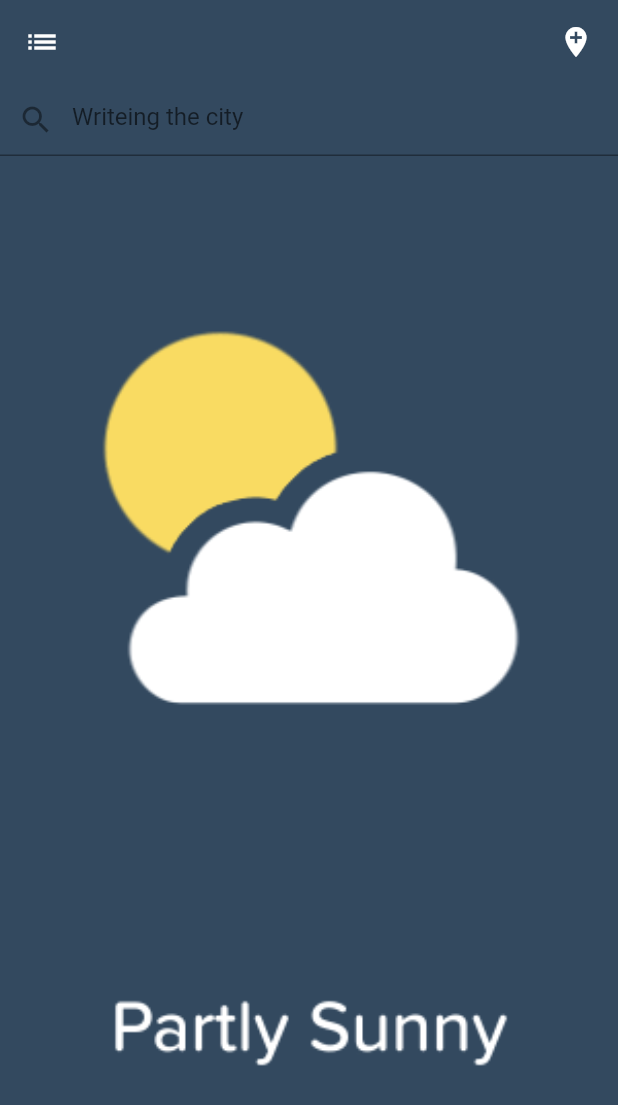
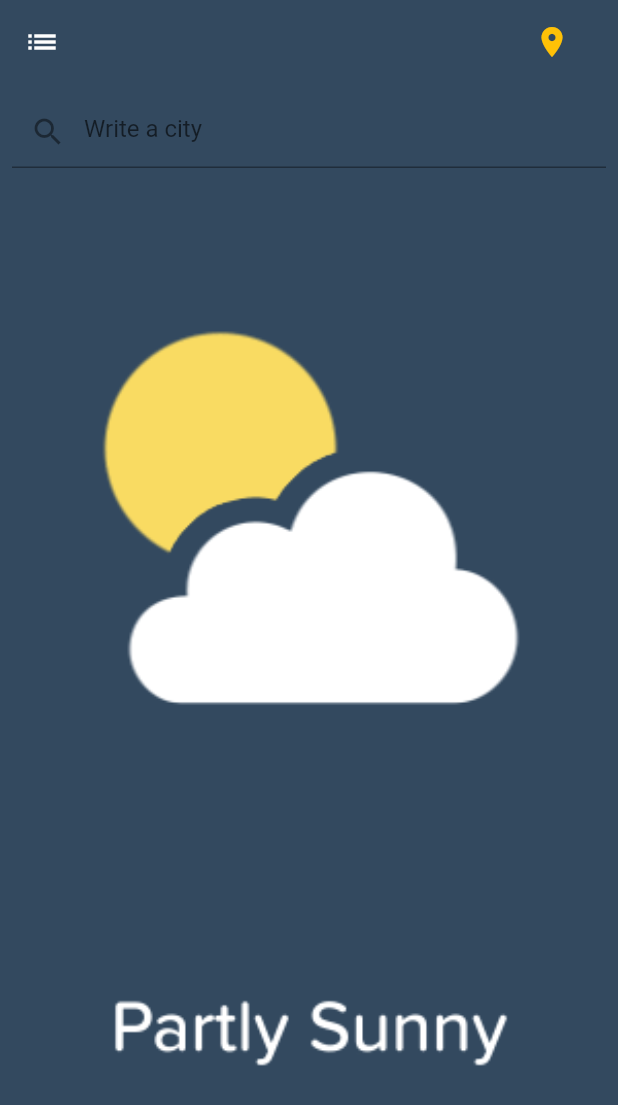
Before and after one commit to djamelzerrouki/Weather-Flutter, a Flutter app: the screen it shows after launch, on a phone screen of 412 x 824 dp. Shown: the top 1105 px of the screen. Run offline on Flutter 3.47's test engine with Material 2 defaults, Android fonts, the light colour scheme and no system bars.

Commit message:
reselt untitled.gif

```diff
--- a/lib/main.dart
+++ b/lib/main.dart
@@ -9,6 +9,7 @@ class MyApp extends StatelessWidget {
   @override
   Widget build(BuildContext context) {
     return MaterialApp(
+      debugShowCheckedModeBanner:false ,
        title: 'Flutter Demo',
       theme: ThemeData(
         primarySwatch: Colors.amber,
@@ -48,16 +49,27 @@ class _MyHomePageState extends State<MyHomePage> {
             mainAxisAlignment: MainAxisAlignment.end,
 
             children: <Widget>[
+              IconButton(
+                  icon: Row(
+                    children: <Widget>[
                       Icon(
-                Icons.add_location,
-                color: Colors.white,
+                          Icons.location_on,
+                          color: Colors.amber,
                         ),
+
+
+                    ],
+                  ),
+                  onPressed: () {
+                    Navigator.push(context, MaterialPageRoute(builder: (context)=>WeatherPage(city: city,)));
+                  }),
               Text('$city',
-              style: TextStyle(color: Colors.white),),
+              style: TextStyle(color: Colors.amber),),
             ],
           ),
           centerTitle: true,
           leading: IconButton(
+
               icon: Icon(
                 Icons.list,
                 color: Colors.white,
@@ -69,11 +81,12 @@ class _MyHomePageState extends State<MyHomePage> {
         body:  Column(
           children: <Widget>[
 
-               TextField(
+               Padding(
+                 padding: const EdgeInsets.all(8.0),
+                 child: TextField(
 style: TextStyle(color: Colors.white),
-                decoration:InputDecoration(hintText: "Writeing the city",
+                  decoration:InputDecoration(hintText: "Write a city",
                     prefixIcon: Icon(Icons.search),
-
                   ),
 
                      onEditingComplete: (){
@@ -84,6 +97,7 @@ style: TextStyle(color: Colors.white),
                       city=value;
                     });
                   }
+                   ),
                ),
 //             IconButton(
 //              onPressed: (){
```
Lines whose indentation alone changed are shown as unchanged.
